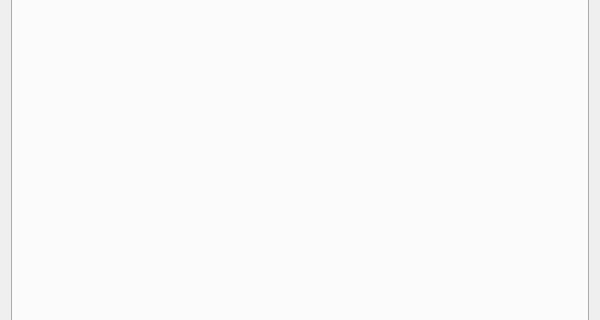
Before: the Qt Designer form src/ui/ConfigWidget.ui in chuigda/Project-WG, drawn with Qt 5; both pictures show x 0 to 600 and y 152 to 472 of the 600 by 600 pixel window.
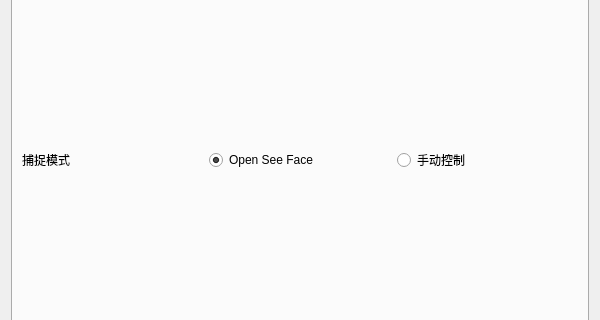
After: the same form once the commit is applied.

The edit to the form file:
```diff
--- a/src/ui/ConfigWidget.ui
+++ b/src/ui/ConfigWidget.ui
@@ -957,6 +957,36 @@
       <attribute name="title">
        <string>面捕(伪)</string>
       </attribute>
+      <layout class="QVBoxLayout" name="verticalLayout_13">
+       <item>
+        <layout class="QHBoxLayout" name="faceCaptureLayout">
+         <item>
+          <widget class="QLabel" name="label">
+           <property name="text">
+            <string>捕捉模式</string>
+           </property>
+          </widget>
+         </item>
+         <item>
+          <widget class="QRadioButton" name="radioOSFCapture">
+           <property name="text">
+            <string>Open See Face</string>
+           </property>
+           <property name="checked">
+            <bool>true</bool>
+           </property>
+          </widget>
+         </item>
+         <item>
+          <widget class="QRadioButton" name="radioManualOperate">
+           <property name="text">
+            <string>手动控制</string>
+           </property>
+          </widget>
+         </item>
+        </layout>
+       </item>
+      </layout>
      </widget>
      <widget class="QWidget" name="faceAnimationTab">
       <attribute name="title">
```
Left out of the diff: 4 changed lines with no effect on the pictures.
